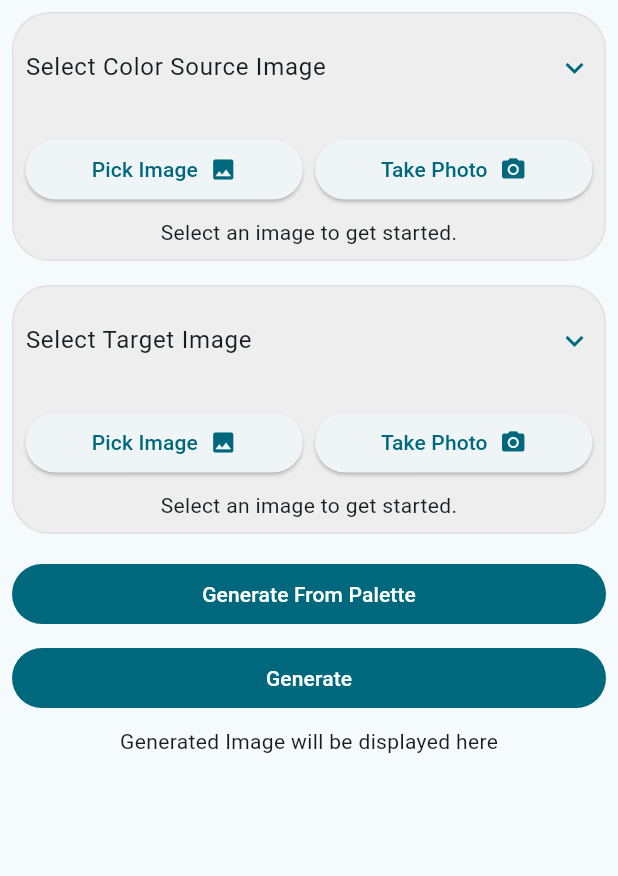
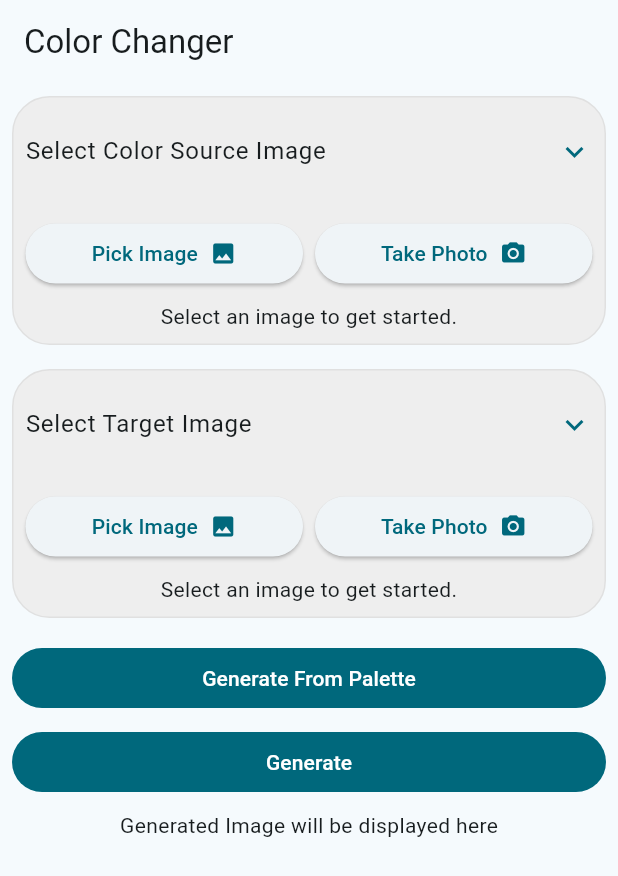
Before and after one commit to buraktahap/Color-Changer, a Flutter app: the screen it shows after launch, on a phone screen of 412 x 824 dp. Shown: the top 876 px of the screen. Run offline on Flutter 3.47's test engine with Material 2 defaults, Android fonts, the phone set to English and light mode, and no system bars; our stand-ins replace flutter_image_compress, gallery_saver, image_picker, palette_generator, share_plus, shared_preferences; missing offline and left inert: flutter_image_editor.

Commit message:
file structure

```diff
--- a/lib/main.dart
+++ b/lib/main.dart
@@ -1,4 +1,4 @@
-import 'package:color_changer/home_page.dart';
+import 'package:color_changer/pages/home_page.dart';
 import 'package:flutter/material.dart';
 
 void main() {
--- a/lib/home_page.dart
+++ b/lib/pages/home_page.dart
@@ -1,8 +1,7 @@
 import 'dart:convert';
 import 'dart:io';
-import 'package:color_changer/image_repository.dart';
-import 'package:color_changer/image_upload_section.dart';
-import 'package:color_changer/settings_page.dart';
+import 'package:color_changer/util/image_repository.dart';
+import 'package:color_changer/widgets/image_upload_section.dart';
 import 'package:flutter/foundation.dart';
 import 'package:flutter/material.dart';
 import 'package:gallery_saver/gallery_saver.dart';
@@ -43,19 +42,19 @@ class MyHomePageState extends State<MyHomePage> {
   @override
   Widget build(BuildContext context) {
     return Scaffold(
-        // appBar: AppBar(
-        //   title: const Text('Color Changer'),
-        //   actions: [
-        //     IconButton(
-        //         icon: Icon(Icons.settings),
-        //         onPressed: () {
-        //           Navigator.push(
-        //             context,
-        //             MaterialPageRoute(builder: (context) => SettingsPage()),
-        //           );
-        //         }),
-        //   ],
-        // ),
+        appBar: AppBar(
+          title: const Text('Color Changer'),
+          // actions: [
+          //   IconButton(
+          //       icon: Icon(Icons.settings),
+          //       onPressed: () {
+          //         Navigator.push(
+          //           context,
+          //           MaterialPageRoute(builder: (context) => SettingsPage()),
+          //         );
+          //       }),
+          // ],
+        ),
         body: _isLoading
             ? const Padding(
                 padding: EdgeInsets.all(8.0),
--- a/lib/settings_page.dart
+++ b/lib/pages/settings_page.dart
@@ -1,4 +1,4 @@
-import 'package:color_changer/shared_preferences_helper.dart';
+import 'package:color_changer/util/shared_preferences_helper.dart';
 import 'package:flutter/material.dart';
 
 String? baseUrl;
```
Also changed, not shown: lib/widgets/image_upload_section.dart (renamed from lib/image_upload_section.dart, +6 -6 lines), lib/pages/edit_page.dart (renamed from lib/edit_page.dart), lib/util/image_repository.dart (renamed from lib/image_repository.dart), lib/util/shared_preferences_helper.dart (renamed from lib/shared_preferences_helper.dart), lib/widgets/expansion_tile_v2.dart (renamed from lib/expansion_tile_v2.dart).
